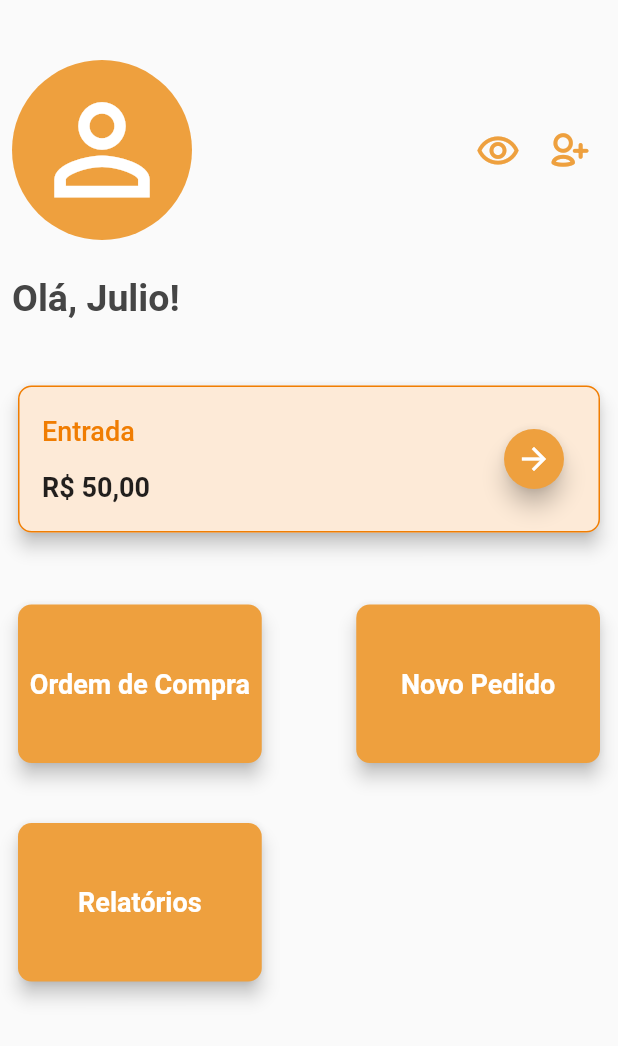
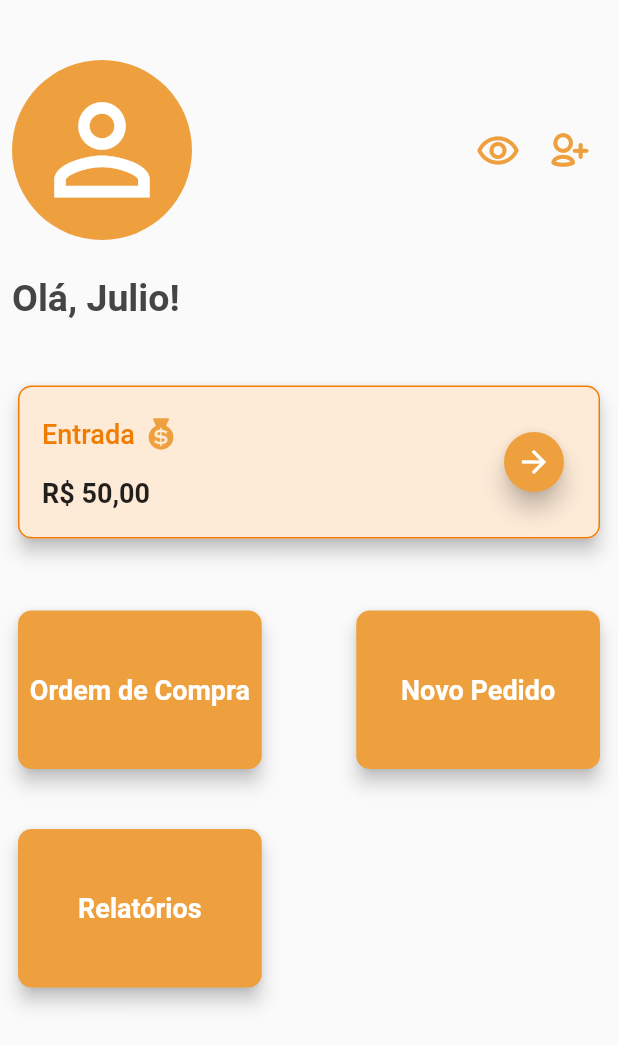
Before and after one commit to gustavocnp95/app-caldo-cana-campeao, a Flutter app: the HomePage screen opened by its route, on a phone screen of 412 x 824 dp. Shown: the top 1046 px of the screen. Run offline on Flutter 3.47's test engine with Material 2 defaults, Android fonts, the phone set to English and light mode, and no system bars; our stand-ins replace fluttertoast, shared_preferences; accounts and stored records are empty; generated files the repository leaves out were written again.

Commit message:
add icon na entrada

```diff
--- a/assets/custom_icons_config/config.json
+++ b/assets/custom_icons_config/config.json
@@ -11,6 +11,12 @@
       "css": "user-add-outline",
       "code": 59392,
       "src": "typicons"
+    },
+    {
+      "uid": "212ab54aac31030950fec3e2448ebee9",
+      "css": "money",
+      "code": 59393,
+      "src": "modernpics"
     }
   ]
 }
--- a/lib/commons/icons/campeao_icons_icons.dart
+++ b/lib/commons/icons/campeao_icons_icons.dart
@@ -16,6 +16,10 @@
 ///         Author:    Stephen Hutchings
 ///         License:   SIL (http://scripts.sil.org/OFL)
 ///         Homepage:  http://typicons.com/
+/// * Modern Pictograms, Copyright (c) 2012 by John Caserta. All rights reserved.
+///         Author:    John Caserta
+///         License:   SIL (http://scripts.sil.org/OFL)
+///         Homepage:  http://thedesignoffice.org/project/modern-pictograms/
 ///
 import 'package:flutter/widgets.dart';
 
@@ -26,4 +30,5 @@ class CampeaoIcons {
   static const String? _kFontPkg = null;
 
   static const IconData user_add_outline = IconData(0xe800, fontFamily: _kFontFam, fontPackage: _kFontPkg);
+  static const IconData money = IconData(0xe801, fontFamily: _kFontFam, fontPackage: _kFontPkg);
 }
--- a/lib/home/home_page.dart
+++ b/lib/home/home_page.dart
@@ -117,13 +117,25 @@ class HomePage extends StatelessWidget {
     );
   }
 
-  Text _createTitleLabel() {
-    return const Text(
-      "Entrada",
-      style: TextStyle(
-          color: CampeaoColors.primaryColorDark,
-          fontWeight: FontWeight.w500,
-          fontSize: 18),
+  Row _createTitleLabel() {
+    return Row(
+      children: const [
+        Text(
+          "Entrada",
+          style: TextStyle(
+              color: CampeaoColors.primaryColorDark,
+              fontWeight: FontWeight.w500,
+              fontSize: 18),
+        ),
+        Padding(
+          padding: EdgeInsets.only(left: 5),
+          child: Icon(
+            CampeaoIcons.money,
+            size: 25,
+            color: CampeaoColors.primaryColor,
+          ),
+        )
+      ],
     );
   }
 
```
Also changed, not shown: assets/fonts/CampeaoIcons.ttf.
